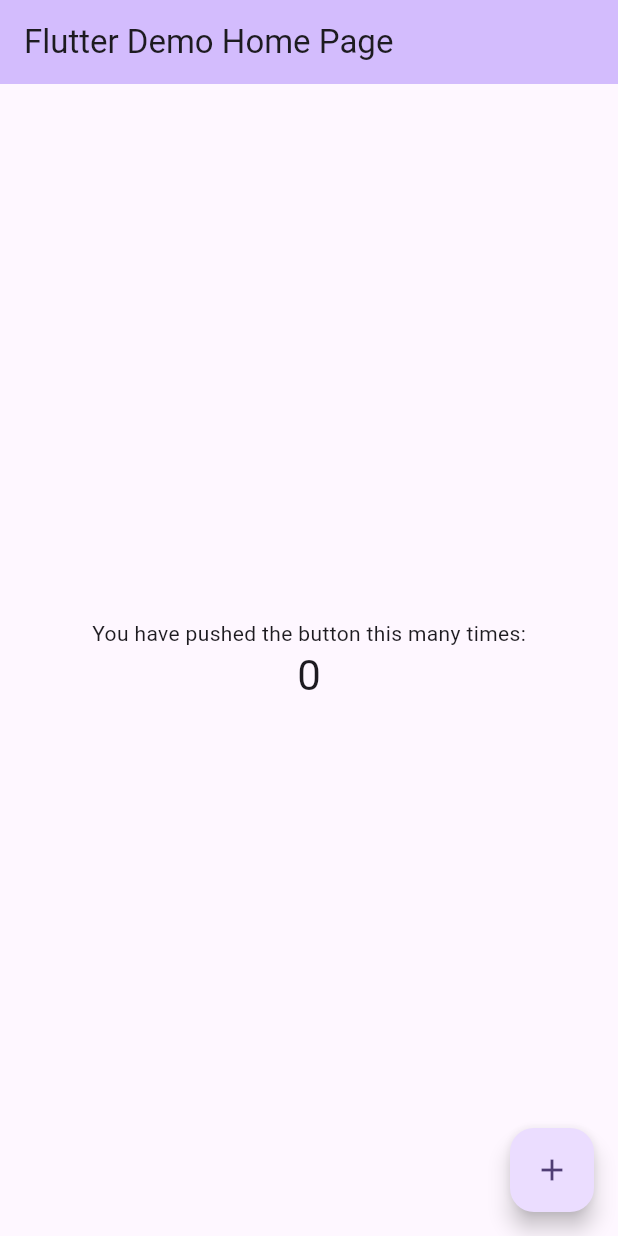
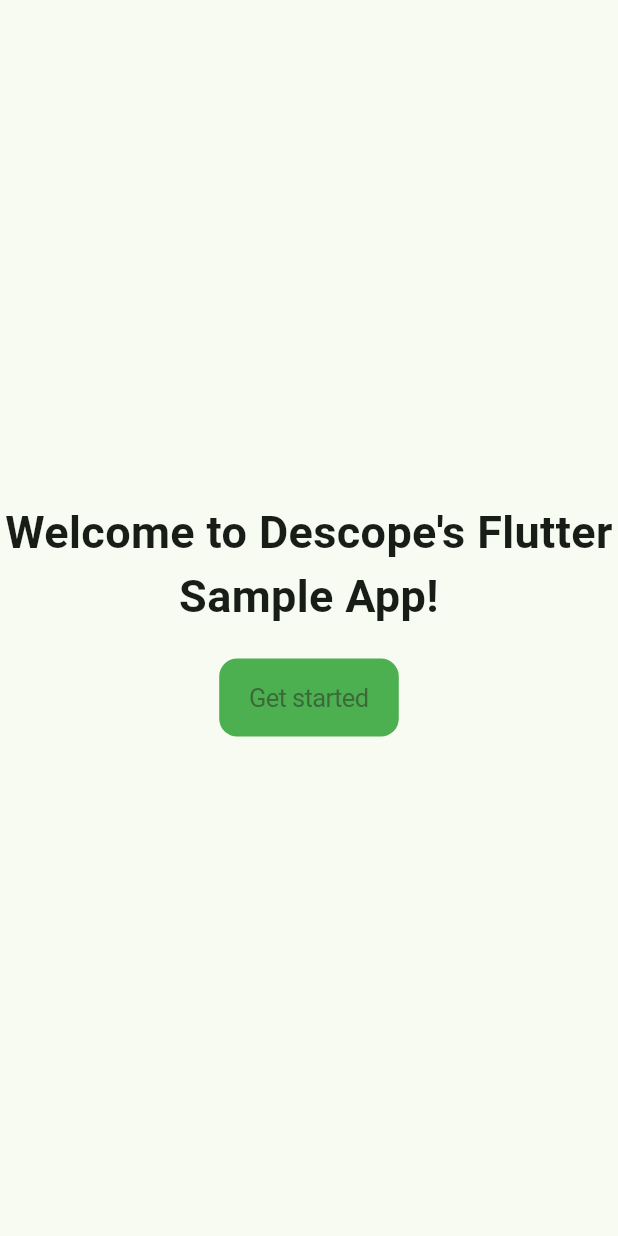
Before and after one commit to descope-sample-apps/flutter-sample-app, a Flutter app: the screen it shows after launch, on a phone screen of 412 x 824 dp. Run offline on Flutter 3.47's test engine with Material 2 defaults, Android fonts, the phone set to English and light mode, and no system bars.

Commit message:
Add Welcome Screen and setup structure

```diff
--- a/lib/main.dart
+++ b/lib/main.dart
@@ -1,4 +1,6 @@
 import 'package:flutter/material.dart';
+import 'package:flutter_sample_app/screens/home_screen.dart';
+import 'package:flutter_sample_app/screens/welcome_screen.dart';
 
 void main() {
   runApp(const MyApp());
@@ -28,98 +30,12 @@
         //
         // This works for code too, not just values: Most code changes can be
         // tested with just a hot reload.
-        colorScheme: ColorScheme.fromSeed(seedColor: Colors.deepPurple),
+        colorScheme: ColorScheme.fromSeed(seedColor: Colors.green),
         useMaterial3: true,
       ),
-      home: const MyHomePage(title: 'Flutter Demo Home Page'),
+      home: true
+          ? const WelcomeScreen()
+          : const HomeScreen(title: 'Flutter Demo Home Page'),
     );
   }
 }
-
-class MyHomePage extends StatefulWidget {
-  const MyHomePage({super.key, required this.title});
-
-  // This widget is the home page of your application. It is stateful, meaning
-  // that it has a State object (defined below) that contains fields that affect
-  // how it looks.
-
-  // This class is the configuration for the state. It holds the values (in this
-  // case the title) provided by the parent (in this case the App widget) and
-  // used by the build method of the State. Fields in a Widget subclass are
-  // always marked "final".
-
-  final String title;
-
-  @override
-  State<MyHomePage> createState() => _MyHomePageState();
-}
-
-class _MyHomePageState extends State<MyHomePage> {
-  int _counter = 0;
-
-  void _incrementCounter() {
-    setState(() {
-      // This call to setState tells the Flutter framework that something has
-      // changed in this State, which causes it to rerun the build method below
-      // so that the display can reflect the updated values. If we changed
-      // _counter without calling setState(), then the build method would not be
-      // called again, and so nothing would appear to happen.
-      _counter++;
-    });
-  }
-
-  @override
-  Widget build(BuildContext context) {
-    // This method is rerun every time setState is called, for instance as done
-    // by the _incrementCounter method above.
-    //
-    // The Flutter framework has been optimized to make rerunning build methods
-    // fast, so that you can just rebuild anything that needs updating rather
-    // than having to individually change instances of widgets.
-    return Scaffold(
-      appBar: AppBar(
-        // TRY THIS: Try changing the color here to a specific color (to
-        // Colors.amber, perhaps?) and trigger a hot reload to see the AppBar
-        // change color while the other colors stay the same.
-        backgroundColor: Theme.of(context).colorScheme.inversePrimary,
-        // Here we take the value from the MyHomePage object that was created by
-        // the App.build method, and use it to set our appbar title.
-        title: Text(widget.title),
-      ),
-      body: Center(
-        // Center is a layout widget. It takes a single child and positions it
-        // in the middle of the parent.
-        child: Column(
-          // Column is also a layout widget. It takes a list of children and
-          // arranges them vertically. By default, it sizes itself to fit its
-          // children horizontally, and tries to be as tall as its parent.
-          //
-          // Column has various properties to control how it sizes itself and
-          // how it positions its children. Here we use mainAxisAlignment to
-          // center the children vertically; the main axis here is the vertical
-          // axis because Columns are vertical (the cross axis would be
-          // horizontal).
-          //
-          // TRY THIS: Invoke "debug painting" (choose the "Toggle Debug Paint"
-          // action in the IDE, or press "p" in the console), to see the
-          // wireframe for each widget.
-          mainAxisAlignment: MainAxisAlignment.center,
-          children: <Widget>[
-            const Text(
-              'You have pushed the button this many times:',
-            ),
-            Text(
-              '$_counter',
-              style: Theme.of(context).textTheme.headlineMedium,
-            ),
-          ],
-        ),
-      ),
-      floatingActionButton: FloatingActionButton(
-        onPressed: _incrementCounter,
-        tooltip: 'Increment',
-        child: const Icon(Icons.add),
-      ), // This trailing comma makes auto-formatting nicer for build methods.
-    );
-  }
-}
--- /dev/null
+++ b/lib/screens/home_screen.dart
@@ -0,0 +1,89 @@
+import 'package:flutter/material.dart';
+
+class HomeScreen extends StatefulWidget {
+  const HomeScreen({super.key, required this.title});
+
+  // This widget is the home page of your application. It is stateful, meaning
+  // that it has a State object (defined below) that contains fields that affect
+  // how it looks.
+
+  // This class is the configuration for the state. It holds the values (in this
+  // case the title) provided by the parent (in this case the App widget) and
+  // used by the build method of the State. Fields in a Widget subclass are
+  // always marked "final".
+
+  final String title;
+
+  @override
+  State<HomeScreen> createState() => _HomeScreenState();
+}
+
+class _HomeScreenState extends State<HomeScreen> {
+  int _counter = 0;
+
+  void _incrementCounter() {
+    setState(() {
+      // This call to setState tells the Flutter framework that something has
+      // changed in this State, which causes it to rerun the build method below
+      // so that the display can reflect the updated values. If we changed
+      // _counter without calling setState(), then the build method would not be
+      // called again, and so nothing would appear to happen.
+      _counter++;
+    });
+  }
+
+  @override
+  Widget build(BuildContext context) {
+    // This method is rerun every time setState is called, for instance as done
+    // by the _incrementCounter method above.
+    //
+    // The Flutter framework has been optimized to make rerunning build methods
+    // fast, so that you can just rebuild anything that needs updating rather
+    // than having to individually change instances of widgets.
+    return Scaffold(
+      appBar: AppBar(
+        // TRY THIS: Try changing the color here to a specific color (to
+        // Colors.amber, perhaps?) and trigger a hot reload to see the AppBar
+        // change color while the other colors stay the same.
+        backgroundColor: Theme.of(context).colorScheme.inversePrimary,
+        // Here we take the value from the MyHomePage object that was created by
+        // the App.build method, and use it to set our appbar title.
+        title: Text(widget.title),
+      ),
+      body: Center(
+        // Center is a layout widget. It takes a single child and positions it
+        // in the middle of the parent.
+        child: Column(
+          // Column is also a layout widget. It takes a list of children and
+          // arranges them vertically. By default, it sizes itself to fit its
+          // children horizontally, and tries to be as tall as its parent.
+          //
+          // Column has various properties to control how it sizes itself and
+          // how it positions its children. Here we use mainAxisAlignment to
+          // center the children vertically; the main axis here is the vertical
+          // axis because Columns are vertical (the cross axis would be
+          // horizontal).
+          //
+          // TRY THIS: Invoke "debug painting" (choose the "Toggle Debug Paint"
+          // action in the IDE, or press "p" in the console), to see the
+          // wireframe for each widget.
+          mainAxisAlignment: MainAxisAlignment.center,
+          children: <Widget>[
+            const Text(
+              'You have pushed the button this many times:',
+            ),
+            Text(
+              '$_counter',
+              style: Theme.of(context).textTheme.headlineMedium,
+            ),
+          ],
+        ),
+      ),
+      floatingActionButton: FloatingActionButton(
+        onPressed: _incrementCounter,
+        tooltip: 'Increment',
+        child: const Icon(Icons.add),
+      ), // This trailing comma makes auto-formatting nicer for build methods.
+    );
+  }
+}
--- /dev/null
+++ b/lib/screens/welcome_screen.dart
@@ -0,0 +1,30 @@
+import 'package:flutter/cupertino.dart';
+import 'package:flutter/material.dart';
+
+class WelcomeScreen extends StatelessWidget {
+  const WelcomeScreen({super.key});
+
+  @override
+  Widget build(BuildContext context) {
+    return Scaffold(
+      body: Center(
+        child: Column(
+          mainAxisAlignment: MainAxisAlignment.center,
+          children: <Widget>[
+            const Text(
+              "Welcome to Descope's Flutter Sample App!",
+              style: TextStyle(fontSize: 30, fontWeight: FontWeight.bold),
+              textAlign: TextAlign.center,
+            ),
+            const SizedBox(height: 20),
+            CupertinoButton(
+              color: Colors.green,
+              onPressed: () {},
+              child: const Text("Get started"),
+            )
+          ],
+        ),
+      ),
+    );
+  }
+}
```
